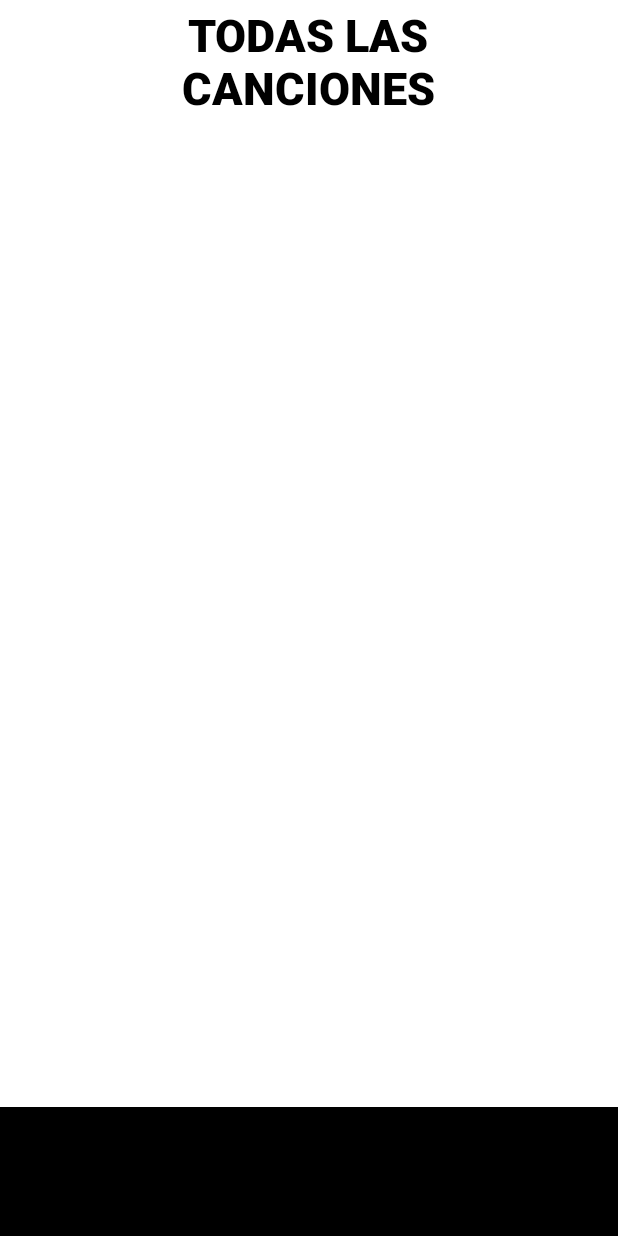
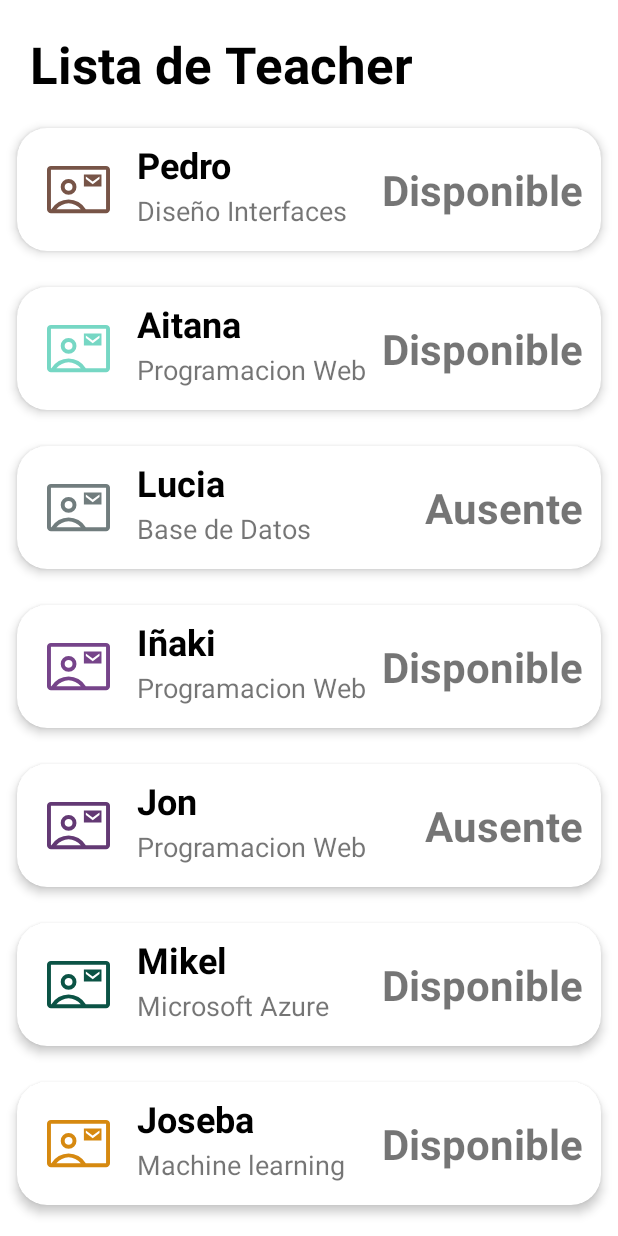
Before and after one commit to RodyArmoa/Grupo3_PMD, an Android app: the ComunityActivity screen opened directly, with no data from a screen before it, on a phone screen of 412 x 824 dp. Run offline under Robolectric (Android 15) with nearby library versions, the phone set to English and light mode, and no system bars; Roboto replaces fonts that are not available here.

Commit message:
se agrega al comunity_Activity una lista en RecyclerView como una demostracion de como quedaria y como funcionaría.
Se agrega otra Activity (DescriptionActivity) en el cual tendremos la description de cada Teacher o Students, esto podria ser modificado en un futuro ya que es una demostracion.

```diff
--- a/app/src/main/java/com/example/grupo3_app/ComunityActivity.java
+++ b/app/src/main/java/com/example/grupo3_app/ComunityActivity.java
@@ -1,16 +1,63 @@
 package com.example.grupo3_app;
 
 import androidx.appcompat.app.AppCompatActivity;
+import androidx.recyclerview.widget.LinearLayoutManager;
+import androidx.recyclerview.widget.RecyclerView;
 
+import android.content.Intent;
 import android.os.Bundle;
+import android.util.EventLogTags;
+
+import com.example.grupo3_app.beans.LisAdapter;
+import com.example.grupo3_app.beans.ListTeacher;
+
+import java.util.ArrayList;
+import java.util.List;
 
 public class ComunityActivity extends AppCompatActivity {
+    List<ListTeacher> elementTeacher;
 
     @Override
     protected void onCreate(Bundle savedInstanceState) {
         super.onCreate(savedInstanceState);
         setContentView(R.layout.activity_comunity);
 
+        init();
+    }
 
+    public void init() {
+
+        elementTeacher = new ArrayList<>();
+        elementTeacher.add(new ListTeacher("#775447", "Pedro", "Diseño Interfaces", "Disponible"));
+        elementTeacher.add(new ListTeacher("#76D7C4", "Aitana", "Programacion Web", "Disponible"));
+        elementTeacher.add(new ListTeacher("#717D7E", "Lucia", "Base de Datos", "Ausente"));
+        elementTeacher.add(new ListTeacher("#76448A", "Iñaki", "Programacion Web", "Disponible"));
+        elementTeacher.add(new ListTeacher("#633974", "Jon", "Programacion Web", "Ausente"));
+        elementTeacher.add(new ListTeacher("#0B5345", "Mikel", "Microsoft Azure ", "Disponible"));
+        elementTeacher.add(new ListTeacher("#D68910", "Joseba", "Machine learning ", "Disponible"));
+        elementTeacher.add(new ListTeacher("#BA4A00", "Asier", "Acceso a Datos", "Ausente"));
+        elementTeacher.add(new ListTeacher("#922B21", "Borja", "Big Data Analytics", "Ausente"));
+        elementTeacher.add(new ListTeacher("#775447", "Aitxiber", "Lenguaje de marcas", "Disponible"));
+        elementTeacher.add(new ListTeacher("#775447", "Rodrigo", "Sistemas Informaticos", "Disponible"));
+        elementTeacher.add(new ListTeacher("#76D7C4", "Asier", "Programacion .NET", "Disponible"));
+        elementTeacher.add(new ListTeacher("#717D7E", "David", "Entorno de Desarrollo", "Ausente"));
+
+
+        LisAdapter lisAdapter = new LisAdapter(elementTeacher, this, new LisAdapter.OnItemClickListener() {
+            @Override
+            public void onItemClick(ListTeacher item) {
+                moveToDescription(item);
+            }
+        });
+        RecyclerView recyclerView = findViewById(R.id.listarecyclerview);
+        recyclerView.setHasFixedSize(true);
+        recyclerView.setLayoutManager(new LinearLayoutManager(this));
+        recyclerView.setAdapter(lisAdapter);
+    }
+
+    public void moveToDescription(ListTeacher item) {
+        Intent intent = new Intent(this, DescriptionActivity.class);
+        intent.putExtra("ListTeacher", item);
+        startActivity(intent);
     }
 }
--- /dev/null
+++ b/app/src/main/java/com/example/grupo3_app/beans/LisAdapter.java
@@ -0,0 +1,89 @@
+package com.example.grupo3_app.beans;
+
+import android.content.Context;
+import android.graphics.Color;
+import android.graphics.PorterDuff;
+import android.view.LayoutInflater;
+import android.view.View;
+import android.view.ViewGroup;
+import android.widget.ImageView;
+import android.widget.TextView;
+
+import androidx.annotation.NonNull;
+import androidx.recyclerview.widget.ListAdapter;
+import androidx.recyclerview.widget.RecyclerView;
+
+import com.example.grupo3_app.R;
+
+import java.util.List;
+
+public class LisAdapter extends RecyclerView.Adapter<LisAdapter.ViewHolder> {
+
+    private List<ListTeacher> mData;
+    private LayoutInflater mInflater;
+    private Context context;
+    final LisAdapter.OnItemClickListener listener;
+
+    public interface OnItemClickListener {
+        void onItemClick(ListTeacher item);
+
+    }
+
+    public LisAdapter(List<ListTeacher> itemList, Context context, LisAdapter.OnItemClickListener listener) {
+        this.mInflater = LayoutInflater.from(context);
+        this.context = context;
+        this.mData = itemList;
+        this.listener = listener;
+
+
+    }
+
+    @NonNull
+    @Override
+    public LisAdapter.ViewHolder onCreateViewHolder(@NonNull ViewGroup parent, int viewType) {
+        View view = mInflater.inflate(R.layout.lista_elementos, null);
+
+        return new LisAdapter.ViewHolder(view);
+    }
+
+    @Override
+    public void onBindViewHolder(@NonNull LisAdapter.ViewHolder holder, int position) {
+        holder.bindData(mData.get(position));
+    }
+
+    @Override
+    public int getItemCount() {
+        return mData.size();
+    }
+
+    public void setItems(List<ListTeacher> items) {
+        mData = items;
+    }
+
+    public class ViewHolder extends RecyclerView.ViewHolder {
+        ImageView iconImage;
+        TextView name, asignatura, status;
+
+        ViewHolder(View itemView) {
+            super(itemView);
+            iconImage = itemView.findViewById(R.id.iconImageView);
+            name = itemView.findViewById(R.id.nameTextView);
+            asignatura = itemView.findViewById(R.id.asignaturaTexView);
+            status = itemView.findViewById(R.id.statusTextView);
+        }
+
+        void bindData(final ListTeacher item) {
+            iconImage.setColorFilter(Color.parseColor(item.getColor()), PorterDuff.Mode.SRC_IN);
+            name.setText(item.getName());
+            asignatura.setText(item.getAsignatura());
+            status.setText(item.getStatus());
+            itemView.setOnClickListener(new View.OnClickListener() {
+                @Override
+                public void onClick(View v) {
+                    listener.onItemClick(item);
+                }
+            });
+
+        }
+    }
+}
--- /dev/null
+++ b/app/src/main/java/com/example/grupo3_app/beans/ListTeacher.java
@@ -0,0 +1,53 @@
+package com.example.grupo3_app.beans;
+
+import java.io.Serializable;
+
+public class ListTeacher implements Serializable {
+
+    public String color;
+    public String name;
+    public String asignatura;
+    public String status;
+
+    public ListTeacher() {
+    }
+
+    public ListTeacher(String color, String name, String asignatura, String status) {
+        this.color = color;
+        this.name = name;
+        this.asignatura = asignatura;
+        this.status = status;
+    }
+
+    public String getColor() {
+        return color;
+    }
+
+    public void setColor(String color) {
+        this.color = color;
+    }
+
+    public String getName() {
+        return name;
+    }
+
+    public void setName(String name) {
+        this.name = name;
+    }
+
+    public String getAsignatura() {
+        return asignatura;
+    }
+
+    public void setAsignatura(String asignatura) {
+        this.asignatura = asignatura;
+    }
+
+    public String getStatus() {
+        return status;
+    }
+
+    public void setStatus(String status) {
+        this.status = status;
+    }
+}
--- /dev/null
+++ b/app/src/main/res/drawable/contact_mail_fill0_wght400_grad0_opsz48.xml
@@ -0,0 +1,9 @@
+<vector xmlns:android="http://schemas.android.com/apk/res/android"
+    android:width="48dp"
+    android:height="48dp"
+    android:viewportWidth="48"
+    android:viewportHeight="48">
+  <path
+      android:fillColor="#FF000000"
+      android:pathData="M28.1,21.8h13.4v-9.3L28.1,12.5ZM34.85,19.95L29.6,16v-2l5.2,3.95L40,14v2ZM3,42q-1.2,0 -2.1,-0.9Q0,40.2 0,39L0,9q0,-1.2 0.9,-2.1Q1.8,6 3,6h42q1.2,0 2.1,0.9 0.9,0.9 0.9,2.1v30q0,1.2 -0.9,2.1 -0.9,0.9 -2.1,0.9ZM29.55,39L45,39L45,9L3,9v30h0.35q2.2,-3.45 5.625,-5.45t7.475,-2q4.05,0 7.475,2T29.55,39ZM16.45,28q2.5,0 4.25,-1.75T22.45,22q0,-2.5 -1.75,-4.25T16.45,16q-2.5,0 -4.25,1.75T10.45,22q0,2.5 1.75,4.25T16.45,28ZM7.15,39h18.6q-1.8,-2.1 -4.225,-3.275Q19.1,34.55 16.45,34.55q-2.65,0 -5.075,1.175Q8.95,36.9 7.15,39ZM16.45,25q-1.25,0 -2.125,-0.875T13.45,22q0,-1.3 0.875,-2.15Q15.2,19 16.45,19q1.3,0 2.15,0.85 0.85,0.85 0.85,2.15 0,1.25 -0.85,2.125T16.45,25ZM24,24Z"/>
+</vector>
--- a/app/src/main/res/layout/activity_comunity.xml
+++ b/app/src/main/res/layout/activity_comunity.xml
@@ -6,59 +6,29 @@
     android:layout_height="match_parent"
     tools:context=".ComunityActivity">
 
+
     <TextView
-        android:id="@+id/titulo_song"
-        android:layout_width="314dp"
-        android:layout_height="86dp"
-        android:fontFamily="sans-serif-black"
-        android:text="@string/titulo_canciones"
-        android:textAlignment="center"
+        android:id="@+id/listaTeachertextView"
+        android:layout_width="wrap_content"
+        android:layout_height="wrap_content"
+        android:layout_marginStart="20dp"
+        android:layout_marginTop="20dp"
+        android:text="Lista de Teacher"
         android:textColor="@color/black"
-        android:textSize="30sp"
+        android:textSize="34sp"
+        android:textStyle="bold"
+        app:layout_constraintStart_toStartOf="parent"
+        app:layout_constraintTop_toTopOf="parent" />
+
+    <androidx.recyclerview.widget.RecyclerView
+        android:id="@+id/listarecyclerview"
+        android:layout_width="0dp"
+        android:layout_height="0dp"
+        android:layout_marginStart="1dp"
+        android:layout_marginTop="8dp"
+        android:layout_marginEnd="1dp"
         app:layout_constraintBottom_toBottomOf="parent"
         app:layout_constraintEnd_toEndOf="parent"
-        app:layout_constraintHorizontal_bias="0.494"
         app:layout_constraintStart_toStartOf="parent"
-        app:layout_constraintTop_toTopOf="parent"
-        app:layout_constraintVertical_bias="0.004" />
-
-    <ImageButton
-        android:id="@+id/btn_fav"
-        android:layout_width="417dp"
-        android:layout_height="86dp"
-        android:background="@color/black"
-        app:layout_constraintBottom_toBottomOf="parent"
-        app:layout_constraintEnd_toEndOf="parent"
-        app:layout_constraintHorizontal_bias="1.0"
-        app:layout_constraintStart_toStartOf="parent"
-        app:layout_constraintTop_toTopOf="parent"
-        app:layout_constraintVertical_bias="1.0"
-
-        tools:ignore="SpeakableTextPresentCheck" />
-
-    <TextView
-        android:id="@+id/txt_fav"
-        android:layout_width="wrap_content"
-        android:layout_height="wrap_content"
-        android:fontFamily="sans-serif-black"
-        android:text="@string/favoritos"
-        android:textColor="@color/black"
-        android:textSize="13sp"
-        app:layout_constraintBottom_toBottomOf="parent"
-        app:layout_constraintEnd_toEndOf="parent"
-        app:layout_constraintHorizontal_bias="0.498"
-        app:layout_constraintStart_toStartOf="parent"
-        app:layout_constraintTop_toTopOf="parent"
-        app:layout_constraintVertical_bias="0.955" />
-
-    <ListView
-        android:id="@+id/canciones"
-        android:layout_width="409dp"
-        android:layout_height="456dp"
-        app:layout_constraintBottom_toBottomOf="parent"
-        app:layout_constraintEnd_toEndOf="parent"
-        app:layout_constraintHorizontal_bias="1.0"
-        app:layout_constraintStart_toStartOf="parent"
-        app:layout_constraintTop_toTopOf="parent"
-        app:layout_constraintVertical_bias="0.425" />
+        app:layout_constraintTop_toBottomOf="@+id/listaTeachertextView" />
 </androidx.constraintlayout.widget.ConstraintLayout>
--- /dev/null
+++ b/app/src/main/res/layout/lista_elementos.xml
@@ -0,0 +1,84 @@
+<?xml version="1.0" encoding="utf-8"?>
+<androidx.cardview.widget.CardView xmlns:android="http://schemas.android.com/apk/res/android"
+    xmlns:app="http://schemas.android.com/apk/res-auto"
+    android:id="@+id/cv"
+    android:layout_width="match_parent"
+    android:layout_height="wrap_content"
+    android:animateLayoutChanges="true"
+    app:cardCornerRadius="20dp"
+    app:cardElevation="4dp"
+    app:cardUseCompatPadding="true">
+
+    <LinearLayout
+        android:layout_width="match_parent"
+        android:layout_height="wrap_content"
+        android:animateLayoutChanges="true"
+        android:orientation="vertical">
+
+        <RelativeLayout
+            android:layout_width="match_parent"
+            android:layout_height="match_parent"
+            android:orientation="horizontal"
+            android:padding="6dp">
+
+            <ImageView
+                android:id="@+id/iconImageView"
+                android:layout_width="70dp"
+                android:layout_height="70dp"
+                android:layout_alignParentStart="true"
+                android:layout_alignParentLeft="true"
+                android:layout_centerVertical="true"
+                android:layout_gravity="center"
+                android:padding="14dp"
+                android:paddingRight="14dp"
+                app:srcCompat="@drawable/contact_mail_fill0_wght400_grad0_opsz48" />
+
+            <LinearLayout
+                android:id="@+id/linearLayout"
+                android:layout_width="match_parent"
+                android:layout_height="wrap_content"
+                android:layout_alignParentTop="true"
+                android:layout_marginStart="4dp"
+                android:layout_marginLeft="4dp"
+                android:layout_marginTop="2dp"
+                android:layout_toEndOf="@+id/iconImageView"
+                android:layout_toRightOf="@+id/iconImageView"
+                android:orientation="vertical">
+
+                <TextView
+                    android:id="@+id/nameTextView"
+                    android:layout_width="match_parent"
+                    android:layout_height="wrap_content"
+                    android:layout_marginBottom="2dp"
+                    android:text="Teacher"
+                    android:textColor="@android:color/black"
+                    android:textSize="24sp"
+                    android:textStyle="bold" />
+
+                <TextView
+                    android:id="@+id/asignaturaTexView"
+                    android:layout_width="match_parent"
+                    android:layout_height="wrap_content"
+                    android:text="BaseDeDatos"
+                    android:textSize="18sp" />
+
+            </LinearLayout>
+
+            <TextView
+                android:id="@+id/statusTextView"
+                android:layout_width="wrap_content"
+                android:layout_height="wrap_content"
+                android:layout_alignParentEnd="true"
+                android:layout_alignParentRight="true"
+                android:layout_centerVertical="true"
+                android:layout_marginEnd="6dp"
+                android:layout_marginRight="6dp"
+                android:text="Disponible"
+                android:textSize="28sp"
+                android:textStyle="bold" />
+
+        </RelativeLayout>
+    </LinearLayout>
+
+
+</androidx.cardview.widget.CardView>
```
Also changed, not shown: app/src/main/AndroidManifest.xml (+7 -0 lines), app/src/main/java/com/example/grupo3_app/DescriptionActivity.java (added, +32 -0 lines), app/src/main/res/drawable/mail_fill0_wght400_grad0_opsz48.xml (added, +9 -0 lines), app/src/main/res/layout/activity_description.xml (added, +51 -0 lines).
